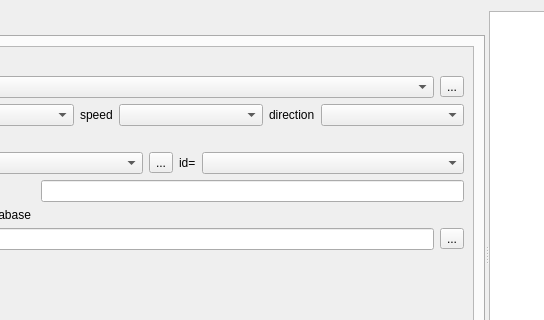
The window that UI/pkl_car.ui (ishusterman/tau_net_calc) describes before a commit, drawn with Qt 5; both pictures show x 151 to 695 and y 0 to 320 of the 1041 by 555 pixel window.
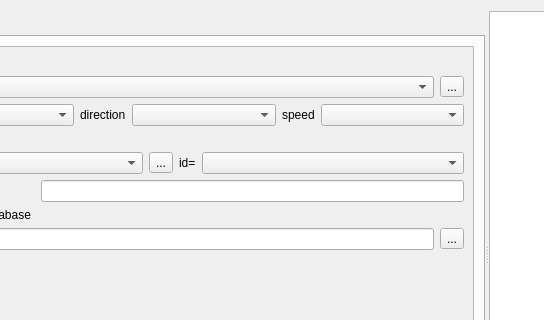
The same window after the commit.

The edit to the form file:
```diff
--- a/UI/pkl_car.ui
+++ b/UI/pkl_car.ui
@@ -140,14 +140,14 @@
                  </widget>
                 </item>
                 <item>
-                 <widget class="QLabel" name="label_10">
+                 <widget class="QLabel" name="label_11">
                   <property name="text">
-                   <string>speed</string>
+                   <string>direction</string>
                   </property>
                  </widget>
                 </item>
                 <item>
-                 <widget class="QComboBox" name="cmbFieldsSpeed">
+                 <widget class="QComboBox" name="cmbFieldsDirection">
                   <property name="sizePolicy">
                    <sizepolicy hsizetype="Expanding" vsizetype="Maximum">
                     <horstretch>0</horstretch>
@@ -163,14 +163,14 @@
                  </widget>
                 </item>
                 <item>
-                 <widget class="QLabel" name="label_11">
+                 <widget class="QLabel" name="label_10">
                   <property name="text">
-                   <string>direction</string>
+                   <string>speed</string>
                   </property>
                  </widget>
                 </item>
                 <item>
-                 <widget class="QComboBox" name="cmbFieldsDirection">
+                 <widget class="QComboBox" name="cmbFieldsSpeed">
                   <property name="sizePolicy">
                    <sizepolicy hsizetype="Expanding" vsizetype="Maximum">
                     <horstretch>0</horstretch>
```
